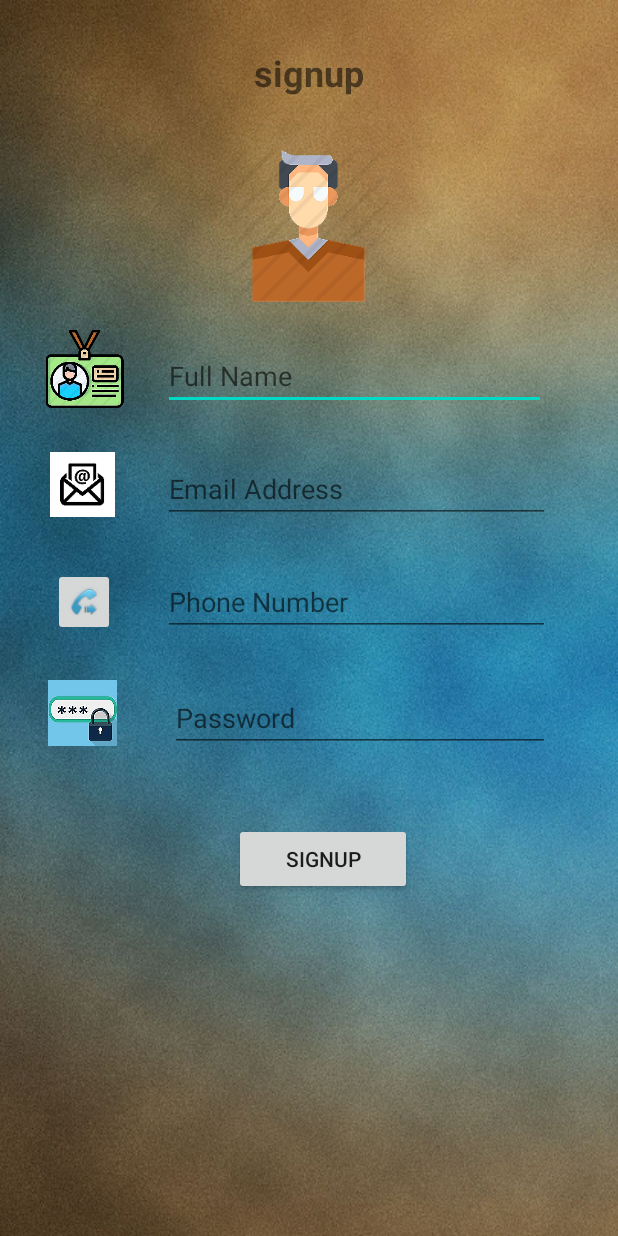
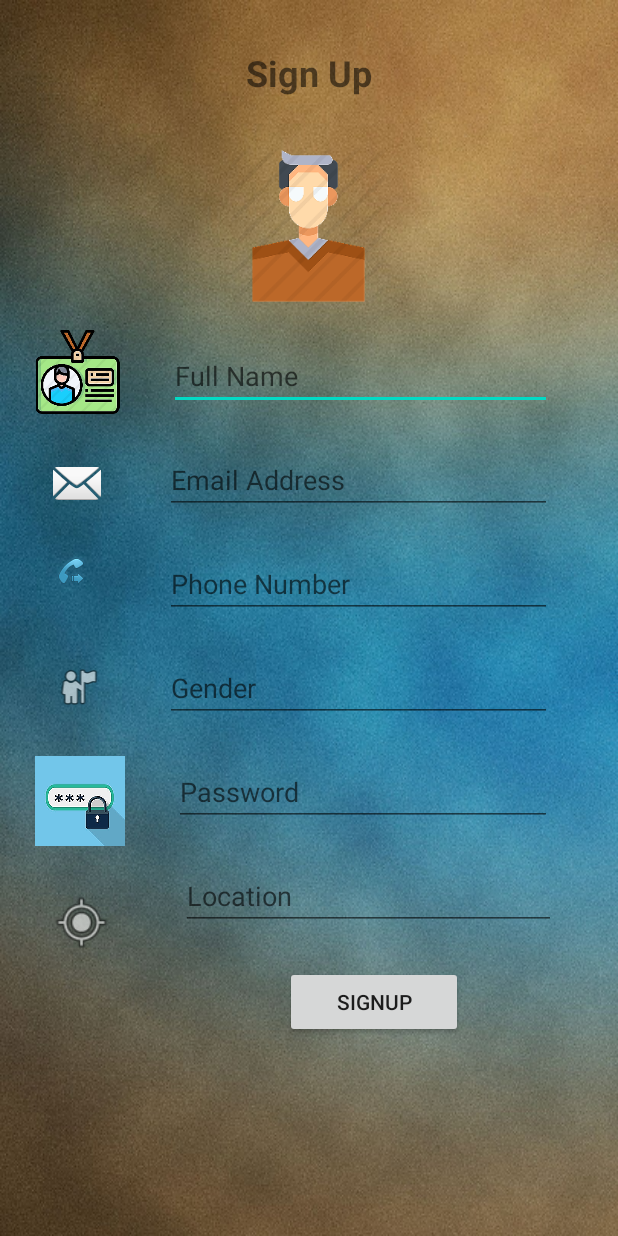
Before and after one commit to Gaman-Aryal/Android_Studio_RentIt, an Android app: the RegistrationActivity screen opened directly, with no data from a screen before it, on a phone screen of 412 x 824 dp. Run offline under Robolectric (Android 15) with nearby library versions, the phone set to English and light mode, and no system bars.

```diff
--- a/RentIt/app/src/main/java/com/example/rentit/HomeActivity.java
+++ b/RentIt/app/src/main/java/com/example/rentit/HomeActivity.java
@@ -1,9 +1,9 @@
 package com.example.rentit;
-
-import androidx.appcompat.app.AppCompatActivity;
 
 import android.os.Bundle;
 import android.widget.TextView;
+
+import androidx.appcompat.app.AppCompatActivity;
 
 public class HomeActivity extends AppCompatActivity {
 
@@ -15,6 +15,7 @@ public class HomeActivity extends AppCompatActivity {
         super.onCreate(savedInstanceState);
         setContentView(R.layout.activity_home);
 
+
 //        Message = (TextView)findViewById(R.id.)
     }
 }
--- a/RentIt/app/src/main/java/com/example/rentit/RegistrationActivity.java
+++ b/RentIt/app/src/main/java/com/example/rentit/RegistrationActivity.java
@@ -1,62 +1,89 @@
 package com.example.rentit;
+
+import android.content.Intent;
+import android.os.Bundle;
+import android.view.View;
+import android.widget.Button;
+import android.widget.EditText;
+import android.widget.Toast;
 
 import androidx.appcompat.app.AppCompatActivity;
 
-import android.content.Intent;
-import android.os.Bundle;
-import android.provider.ContactsContract;
-import android.view.View;
-import android.widget.Button;
-import android.widget.EditText;
-import android.widget.RadioButton;
-import android.widget.TextView;
-
-import org.w3c.dom.Text;
-
 public class RegistrationActivity extends AppCompatActivity {
-
-    private EditText Name;
-    private EditText Email;
-    private EditText PhoneNumber;
-    private RadioButton UserType;
-    private EditText TemporaryLocation;
-    private EditText Password;
-    private EditText ConfirmPassword;
-    private Button SIGNUP;
-    private TextView ErrorMessage;
+    Databasehelper myDb;
+    private EditText name, email, phone, gender, location, password;
+    private Button SignUp;
 
 
     @Override
     protected void onCreate(Bundle savedInstanceState) {
         super.onCreate(savedInstanceState);
         setContentView(R.layout.activity_registration);
+        myDb = new Databasehelper(this);
+        name = findViewById(R.id.name);
+        email = findViewById(R.id.email);
+        phone = findViewById(R.id.phone);
+        location = findViewById(R.id.location);
+        gender = findViewById(R.id.gender);
+        password = findViewById(R.id.password);
+        SignUp = findViewById(R.id.signupbtn);
 
 
-//        Name = (EditText)findViewById(R.id.name);
-//        Email = (EditText)findViewById(R.id.email);
-//        PhoneNumber = (EditText)findViewById(R.id.phonenumber);
-//        TemporaryLocation = (EditText)findViewById(R.id.temporarylocation);
-//        Password = (EditText)findViewById(R.id.password);
-//        ConfirmPassword = (EditText)findViewById(R.id.confirmpassword);
-//
-//
-//
-//        SIGNUP = (Button)findViewById(R.id.signup);
-//        SIGNUP.setOnClickListener(new View.OnClickListener() {
-//            @Override
-//            public void onClick(View v) {
-//                chechPasswordMatch(Password.getText().toString(), ConfirmPassword.getText().toString());
-//            }
-//        });
+    }
 
+    public void validation(View view) {
+        String fullName = name.toString();
+        String Email = email.toString();
+        String Phone = phone.toString();
+        String Location = location.toString();
+        String Gender = gender.toString();
+        String Password = password.toString();
+
+        if (fullName.isEmpty() && Email.isEmpty() && Phone.isEmpty() && Location.isEmpty() && Gender.isEmpty() && Password.isEmpty()) {
+            Toast.makeText(this, "All Fields Are Empty", Toast.LENGTH_SHORT).show();
+        } else if (fullName.isEmpty()) {
+            Toast.makeText(this, "FullName Is Empty", Toast.LENGTH_SHORT).show();
+        } else if (Email.isEmpty()) {
+            Toast.makeText(this, "Email Is Empty", Toast.LENGTH_SHORT).show();
+        } else if (Phone.isEmpty()) {
+            Toast.makeText(this, "Phone Is Empty", Toast.LENGTH_SHORT).show();
+        } else if (Location.isEmpty()) {
+            Toast.makeText(this, "Location Is Empty", Toast.LENGTH_SHORT).show();
+        } else if (Gender.isEmpty()) {
+            Toast.makeText(this, "Gender Is Empty", Toast.LENGTH_SHORT).show();
+        } else if (Password.isEmpty()) {
+            Toast.makeText(this, "Password Is Empty", Toast.LENGTH_SHORT).show();
+        } else
+            AddData();
     }
-//
-//    private void checkPasswordMatch(String PASSWORD, String CONFIRMPASSWORD){
-//        if(PASSWORD.equals(CONFIRMPASSWORD)){
-//            Intent FromSignupToLogin = new Intent(RegistrationActivity.this, LoginActivity.class);
-//            startActivity(FromSignupToLogin);
-//        }else{
-//            ErrorMessage.setText("Passwords are not matching");
-//        }
-//    }
+
+
+    public void AddData() {
+        SignUp.setOnClickListener(
+                new View.OnClickListener() {
+                    @Override
+                    public void onClick(View v) {
+
+                        boolean isInserted = myDb.insertData(name.getText().toString(),
+                                email.getText().toString(),
+                                phone.getText().toString(),
+                                gender.getText().toString(),
+                                password.getText().toString(),
+                                location.getText().toString());
+
+                        if (isInserted == true) {
+                            Toast.makeText(RegistrationActivity.this, "Signup Successful", Toast.LENGTH_SHORT).show();
+                            Intent FromLoginToSignin = new Intent(RegistrationActivity.this, LoginActivity.class);
+
+                        } else if (isInserted == false)
+                            Toast.makeText(RegistrationActivity.this, "Insert data Correctly", Toast.LENGTH_SHORT).show();
+                        else {
+                            Intent FromLoginToSignin = new Intent(RegistrationActivity.this, LoginActivity.class);
+                        }
+
+                    }
+                });
+    }
+
+
 }
--- a/RentIt/app/src/main/res/layout/activity_registration.xml
+++ b/RentIt/app/src/main/res/layout/activity_registration.xml
@@ -1,11 +1,9 @@
 <?xml version="1.0" encoding="utf-8"?>
 <RelativeLayout xmlns:android="http://schemas.android.com/apk/res/android"
     xmlns:app="http://schemas.android.com/apk/res-auto"
-    xmlns:tools="http://schemas.android.com/tools"
     android:layout_width="match_parent"
     android:layout_height="match_parent"
-    android:background="@drawable/bag1"
-    >
+    android:background="@drawable/bag1">
 
     <TextView
         android:id="@+id/signupText"
@@ -15,7 +13,7 @@
         android:layout_marginTop="32dp"
         android:gravity="center"
 
-        android:text="signup"
+        android:text="Sign Up"
         android:textSize="24dp"
         android:textStyle="bold" />
 
@@ -38,20 +36,21 @@
         android:layout_below="@+id/imageView"
         android:layout_alignParentEnd="true"
         android:layout_marginTop="25dp"
-        android:layout_marginEnd="48dp"
+        android:layout_marginEnd="44dp"
         android:ems="10"
         android:hint="Full Name"
         android:inputType="textPersonName" />
 
     <ImageView
         android:id="@+id/nameImage"
-        android:layout_width="wrap_content"
-        android:layout_height="52dp"
+        android:layout_width="63dp"
+        android:layout_height="56dp"
         android:layout_below="@+id/imageView"
         android:layout_alignParentStart="true"
-        android:layout_marginStart="11dp"
+
+        android:layout_marginStart="20dp"
         android:layout_marginTop="17dp"
-        android:layout_marginEnd="7dp"
+        android:layout_marginEnd="29dp"
         android:layout_toStartOf="@+id/name"
         app:srcCompat="@drawable/name" />
 
@@ -61,23 +60,11 @@
         android:layout_height="wrap_content"
         android:layout_below="@+id/name"
         android:layout_alignParentEnd="true"
-        android:layout_marginTop="30dp"
-        android:layout_marginEnd="45dp"
+        android:layout_marginTop="24dp"
+        android:layout_marginEnd="44dp"
         android:ems="10"
         android:hint="Email Address"
         android:inputType="textEmailAddress" />
-
-    <ImageView
-        android:id="@+id/imageView5"
-        android:layout_width="83dp"
-        android:layout_height="43dp"
-        android:layout_below="@+id/nameImage"
-        android:layout_alignParentStart="true"
-        android:layout_marginStart="13dp"
-        android:layout_marginTop="29dp"
-        android:layout_marginEnd="12dp"
-        android:layout_toStartOf="@+id/email"
-        app:srcCompat="@drawable/email" />
 
     <EditText
         android:id="@+id/phone"
@@ -85,60 +72,122 @@
         android:layout_height="wrap_content"
         android:layout_below="@+id/email"
         android:layout_alignParentEnd="true"
-        android:layout_marginTop="30dp"
-        android:layout_marginEnd="45dp"
+
+        android:layout_marginTop="24dp"
+        android:layout_marginEnd="44dp"
         android:ems="10"
         android:hint="Phone Number"
         android:inputType="phone" />
 
-    <ImageButton
-        android:id="@+id/imageButton5"
-        android:layout_width="42dp"
+    <ImageView
+        android:id="@+id/imgph"
+        android:layout_width="wrap_content"
         android:layout_height="wrap_content"
-        android:layout_below="@+id/imageView5"
+        android:layout_below="@+id/imageEmail"
         android:layout_alignParentStart="true"
-        android:layout_marginStart="35dp"
 
-        android:layout_marginTop="34dp"
-        android:layout_marginEnd="32dp"
+        android:layout_marginStart="20dp"
+        android:layout_marginTop="30dp"
+        android:layout_marginEnd="35dp"
         android:layout_toStartOf="@+id/phone"
         app:srcCompat="@android:drawable/stat_sys_phone_call_forward" />
 
     <EditText
         android:id="@+id/password"
-        android:layout_width="253dp"
+        android:layout_width="252dp"
         android:layout_height="wrap_content"
-        android:layout_below="@+id/phone"
+        android:layout_below="@+id/gender"
         android:layout_alignParentEnd="true"
-        android:layout_marginTop="32dp"
-        android:layout_marginEnd="45dp"
+        android:layout_marginTop="24dp"
+        android:layout_marginEnd="44dp"
         android:ems="10"
         android:hint="Password"
         android:inputType="textPassword" />
 
-    <ImageButton
-        android:id="@+id/imageButton6"
-        android:layout_width="47dp"
-        android:layout_height="44dp"
-        android:layout_below="@+id/imageButton5"
+    <ImageView
+        android:id="@+id/imagepw"
+        android:layout_width="wrap_content"
+        android:layout_height="wrap_content"
+        android:layout_below="@+id/imgGender"
         android:layout_alignParentStart="true"
-        android:layout_marginStart="32dp"
-        android:layout_marginTop="29dp"
-        android:layout_marginEnd="35dp"
+        android:layout_marginStart="20dp"
+        android:layout_marginTop="30dp"
+        android:layout_marginEnd="29dp"
         android:layout_toStartOf="@+id/password"
         app:srcCompat="@drawable/password" />
 
     <Button
-        android:id="@+id/button"
-        android:layout_width="118dp"
+        android:id="@+id/signupbtn"
+        android:layout_width="wrap_content"
+        android:layout_below="@id/location"
+        android:layout_marginStart="190dp"
+        android:layout_height="wrap_content"
+        android:layout_alignParentStart="true"
+        android:layout_alignParentEnd="true"
+        android:layout_marginTop="24dp"
+        android:layout_marginEnd="103dp"
+        android:text="Signup" />
+
+    <ImageView
+        android:id="@+id/imgGender"
+
+        android:layout_width="wrap_content"
+        android:layout_height="wrap_content"
+        android:layout_below="@+id/phone"
+        android:layout_alignParentStart="true"
+        android:layout_marginStart="26dp"
+        android:layout_marginTop="30dp"
+        android:layout_marginEnd="31dp"
+        android:layout_toStartOf="@+id/gender"
+        app:srcCompat="@android:drawable/ic_menu_myplaces" />
+
+    <EditText
+        android:id="@+id/gender"
+        android:layout_width="258dp"
+        android:layout_height="wrap_content"
+        android:layout_below="@+id/phone"
+        android:layout_alignParentEnd="true"
+
+        android:layout_marginTop="24dp"
+        android:layout_marginEnd="44dp"
+        android:ems="10"
+        android:hint="Gender"
+        android:inputType="phone" />
+
+    <ImageView
+        android:id="@+id/imageEmail"
+        android:layout_width="wrap_content"
+        android:layout_height="wrap_content"
+        android:layout_below="@+id/nameImage"
+        android:layout_alignParentStart="true"
+        android:layout_marginStart="20dp"
+        android:layout_marginTop="30dp"
+        android:layout_marginEnd="27dp"
+        android:layout_toStartOf="@+id/email"
+        app:srcCompat="@android:drawable/ic_dialog_email" />
+
+    <EditText
+        android:id="@+id/location"
+        android:layout_width="250dp"
         android:layout_height="wrap_content"
         android:layout_below="@+id/password"
+        android:layout_alignParentEnd="true"
+        android:layout_marginLeft="34dp"
+        android:layout_marginTop="24dp"
+        android:layout_marginEnd="41dp"
+        android:hint="Location" />
+
+    <ImageView
+        android:id="@+id/imglocation"
+        android:layout_width="63dp"
+        android:layout_height="42dp"
+        android:layout_below="@+id/imagepw"
         android:layout_alignParentStart="true"
-        android:layout_alignParentEnd="true"
-        android:layout_marginStart="156dp"
-        android:layout_marginTop="47dp"
-        android:layout_marginEnd="137dp"
-        android:text="Signup" />
+        android:layout_marginStart="20dp"
+        android:layout_marginTop="30dp"
+        android:layout_marginEnd="32dp"
+        android:layout_toStartOf="@+id/location"
+        android:src="@android:drawable/ic_menu_mylocation" />
 
 
 </RelativeLayout>
```
Also changed, not shown: RentIt/app/src/main/java/com/example/rentit/Databasehelper.java (+30 -6 lines), RentIt/app/src/main/res/layout/activity_main.xml (+88 -62 lines).
